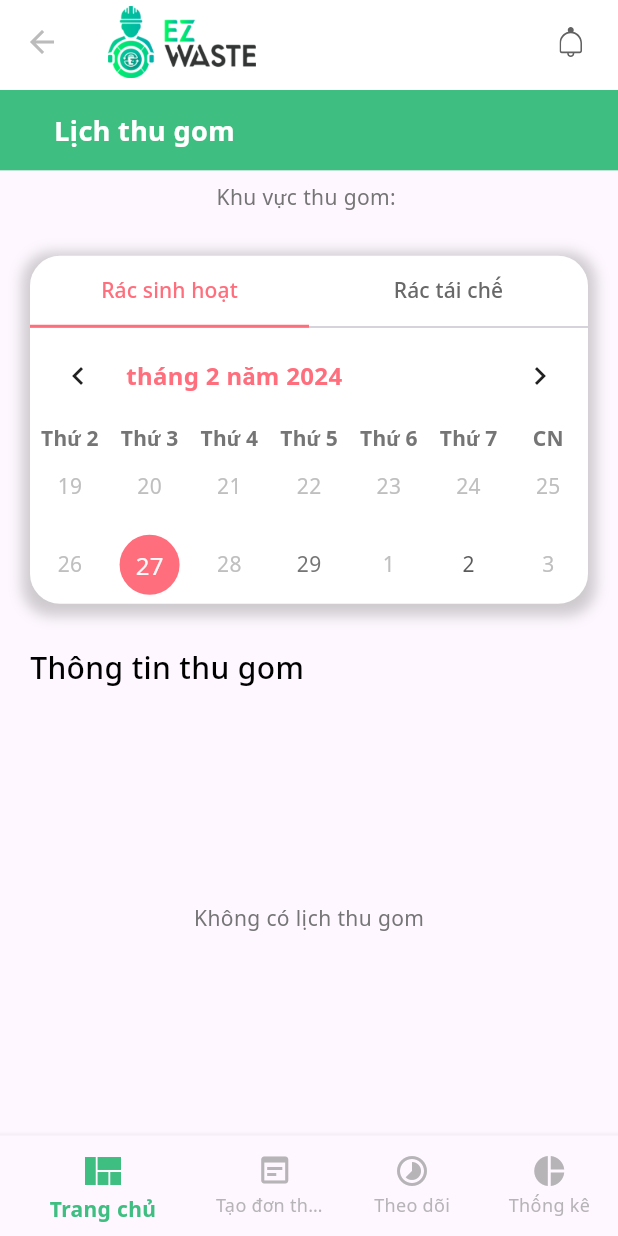
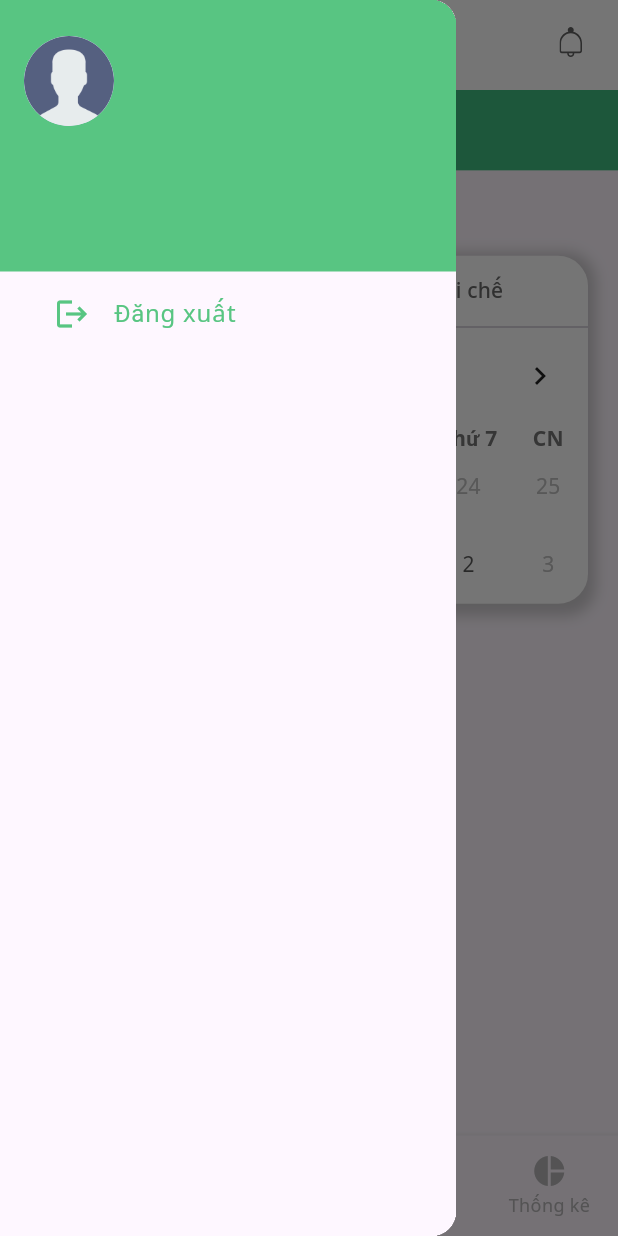
Before and after one commit to khanhhx251200/EzWaste_Partner, a Flutter app: the DashBoardScreen screen opened by its route, with the side drawer open (before the commit the screen has no drawer), on a phone screen of 412 x 824 dp. Run offline on Flutter 3.47's test engine with Material 3 defaults, Android fonts, the phone set to English and light mode, and no system bars; drawn by our look-alikes of table_calendar; our stand-ins replace dio, firebase_core, firebase_messaging, flutter_local_notifications, flutter_styled_toast, flutter_svg and 2 more; missing offline and left inert: number_inc_dec; accounts and stored records are empty; network calls fail.

Commit message:
add more color

```diff
--- a/lib/core/constants/size_constants.dart
+++ b/lib/core/constants/size_constants.dart
@@ -11,6 +11,8 @@ const double size16 = 16.0;
 const double size18 = 18.0;
 const double size20 = 20.0;
 const double size24 = 24.0;
+const double size26 = 26.0;
+const double size28 = 28.0;
 const double size32 = 32.0;
 const double size36 = 36.0;
 const headerHeight = 85.0;
--- a/lib/core/constants/url_constant.dart
+++ b/lib/core/constants/url_constant.dart
@@ -1,7 +1,7 @@
 class UrlConstant {
-  static const String LOCAL_BE = '192.168.1.16:8181';
+  static const String LOCAL_BE = '192.168.1.14:8181';
   static const String SERVER_BE = '210.245.96.229:18686';
-  static const String API_URL = 'http://${SERVER_BE}/api';
+  static const String API_URL = 'http://${LOCAL_BE}/api';
   static const String SIGN_IN = 'users/login';
   static const String GET_USER_INFO = 'users/getProfile';
   static const String REFRESH_TOKEN = 'users/refresh-token';
--- a/lib/core/rest_api/dio_interceptor.dart
+++ b/lib/core/rest_api/dio_interceptor.dart
@@ -1,4 +1,5 @@
 import 'package:app_shipper/screens/sign_in/sign_in_screen.dart';
+import 'package:app_shipper/services/share_preferences_service.dart';
 import 'package:dio/dio.dart';
 import 'package:flutter/material.dart';
 
@@ -25,6 +26,8 @@ class Logging extends Interceptor {
       'ERROR[${err.response?.statusCode}] => PATH: ${err.requestOptions.path}',
     );
     if (err.response?.statusCode == 403) {
+      PreferencesService preferencesService = PreferencesService();
+      preferencesService.logout();
       navigatorKey.currentState!.pushNamedAndRemoveUntil(
           SignInScreen.routeName, (Route<dynamic> route) => false);
     }
--- a/lib/main.dart
+++ b/lib/main.dart
@@ -60,7 +60,7 @@ class MyApp extends StatelessWidget {
   @override
   Widget build(BuildContext context) {
     return MaterialApp(
-      navigatorKey: navigatorKey,
+      // navigatorKey: navigatorKey,
       debugShowCheckedModeBanner: false,
       title: 'RecycleDriver',
       theme: theme(),
--- a/lib/screens/dashboard/activities/components/filter_activities.dart
+++ b/lib/screens/dashboard/activities/components/filter_activities.dart
@@ -28,7 +28,7 @@ class _FilterActivitiesState extends State<FilterActivities> {
             child: inputDateSearch()),
         const SizedBox(width: size8),
         DefaultButton(
-          text: 'Bộ lọc',
+          text: kFilter,
           color: kGreenColor,
           press: () async {
             final result = await Navigator.pushNamed(context, FilterCalendar.routeName);
--- a/lib/screens/dashboard/components/appbar_dashboard.dart
+++ b/lib/screens/dashboard/components/appbar_dashboard.dart
@@ -1,6 +1,9 @@
+import 'package:app_shipper/core/constants/color_constants.dart';
 import 'package:app_shipper/core/constants/size_constants.dart';
 import 'package:flutter/material.dart';
 import 'package:flutter_svg/flutter_svg.dart';
+
+import '../dashboard_screen.dart';
 class AppbarDashboard extends StatelessWidget {
   const AppbarDashboard({
     Key? key,
@@ -9,10 +12,16 @@ class AppbarDashboard extends StatelessWidget {
   @override
   Widget build(BuildContext context) {
     return AppBar(
-      // leading: IconButton(
-      //   onPressed: () {},
-      //   icon: Icon(Icons.menu),
-      // ),
+      leading: IconButton(
+        icon: const Icon(
+          Icons.menu,
+          color: kPrimaryLightColor,
+          size: 32,
+        ),
+        onPressed: () {
+          globalDashboardKey.currentState!.openDrawer();
+        },
+      ),
       centerTitle: false,
       title: Image.asset('assets/images/logo_app.png', height: 48),
       actions: [
--- a/lib/screens/dashboard/dashboard_screen.dart
+++ b/lib/screens/dashboard/dashboard_screen.dart
@@ -4,6 +4,7 @@ import 'package:app_shipper/screens/dashboard/activities/activities_page.dart';
 import 'package:app_shipper/screens/dashboard/create_order/create_order_page.dart';
 import 'package:app_shipper/screens/dashboard/home/home_page.dart';
 import 'package:app_shipper/screens/dashboard/tracking/tracking_page.dart';
+import 'package:app_shipper/screens/home/components/navigation_drawer_widget.dart';
 import 'package:flutter/material.dart';
 
 import 'components/appbar_dashboard.dart';
@@ -16,6 +17,7 @@ class DashBoardScreen extends StatefulWidget {
   @override
   State<DashBoardScreen> createState() => _DashBoardScreenState();
 }
+final globalDashboardKey = GlobalKey<ScaffoldState>();
 
 class _DashBoardScreenState extends State<DashBoardScreen> {
   final double heightAppBar = 60;
@@ -32,8 +34,8 @@ class _DashBoardScreenState extends State<DashBoardScreen> {
 
   @override
   void initState() {
+    super.initState();
     currentPage = pages[0];
-    super.initState();
   }
 
   onTapHandler(int index) {
@@ -47,6 +49,8 @@ class _DashBoardScreenState extends State<DashBoardScreen> {
   Widget build(BuildContext context) {
     Color colorUnselected = Colors.grey.withOpacity(0.75);
     return Scaffold(
+      key: globalDashboardKey,
+      drawer: const NavigationDrawerWidget(),
       appBar: PreferredSize(
           preferredSize: Size.fromHeight(heightAppBar),
           child: const AppbarDashboard()),
--- a/lib/screens/dashboard/home/components/list_booking.dart
+++ b/lib/screens/dashboard/home/components/list_booking.dart
@@ -30,7 +30,6 @@ class _ListBookingState extends State<ListBooking> {
 
   @override
   Widget build(BuildContext context) {
-    final _size = MediaQuery.of(context).size;
 
     return Consumer<HomePageProvider>(
       builder: (context, provider, child) => Column(
--- a/lib/screens/dashboard/home/home_page.dart
+++ b/lib/screens/dashboard/home/home_page.dart
@@ -23,10 +23,11 @@ class _HomePageState extends State<HomePage> {
     return Consumer<HomePageProvider>(
       builder: (context, value, child) {
         return Column(
+          crossAxisAlignment: CrossAxisAlignment.start,
           children: [
             const TitlePage(title: kCalendarBooking),
             Padding(
-              padding: const EdgeInsets.all(size8),
+              padding: const EdgeInsets.symmetric(horizontal: size20, vertical: size8),
               child: Text.rich(TextSpan(text: 'Khu vực thu gom: ', children: [
                 TextSpan(
                     text: context.read<AuthProvider>().userInfo!.tenKhuVuc,
--- a/lib/screens/home/components/navigation_drawer_widget.dart
+++ b/lib/screens/home/components/navigation_drawer_widget.dart
@@ -20,7 +20,6 @@ class NavigationDrawerWidget extends StatelessWidget {
 
     return Drawer(
       child: Material(
-        color: kPrimaryColor,
         child: ListView(
           children: [
             buildHeader(
@@ -60,8 +59,8 @@ class NavigationDrawerWidget extends StatelessWidget {
     required IconData icon,
     VoidCallback? onClicked,
   }) {
-    const color = Colors.white;
-    final hoverColor = Colors.white70;
+    const color = kPrimaryLightColor;
+    final hoverColor = kPrimaryLightColor.withOpacity(0.8);
 
     return ListTile(
       leading: Icon(icon, color: color),
@@ -97,25 +96,21 @@ class NavigationDrawerWidget extends StatelessWidget {
       InkWell(
         onTap: onClicked,
         child: Container(
-          padding: const EdgeInsets.symmetric(vertical: 40),
-          child: Row(
-            children: [
-              const SizedBox(width: 20),
-              CircleAvatar(radius: 30, backgroundImage: AssetImage(urlImage)),
-              const SizedBox(width: 20),
-              Column(
+          padding: const EdgeInsets.symmetric(vertical: size24, horizontal: size16),
+          color: kPrimaryLightColor,
+          child: Column(
             crossAxisAlignment: CrossAxisAlignment.start,
             children: [
+              CircleAvatar(radius: 30, backgroundImage: AssetImage(urlImage)),
+              const SizedBox(height: 20),
               Text(
                 name,
-                    style: const TextStyle(fontSize: 20, color: Colors.white),
+                style: const TextStyle(fontSize: 20, color: kWhiteColor, fontWeight: FontWeight.w700),
               ),
               const SizedBox(height: 4),
               Text(
                 phone,
-                    style: const TextStyle(fontSize: 14, color: Colors.white),
-                  ),
-                ],
+                style: const TextStyle(fontSize: 14, color: kWhiteColor),
               ),
             ],
           ),
--- a/lib/screens/home/home_screen.dart
+++ b/lib/screens/home/home_screen.dart
@@ -2,17 +2,14 @@ import 'package:app_shipper/core/auth_provider.dart';
 import 'package:app_shipper/core/constants/color_constants.dart';
 import 'package:app_shipper/core/constants/size_constants.dart';
 import 'package:app_shipper/core/model/login_response.dart';
-import 'package:app_shipper/screens/home/components/item_working.dart';
 import 'package:app_shipper/screens/home/components/list_complete.dart';
 import 'package:app_shipper/screens/home/components/list_order_organic.dart';
 import 'package:app_shipper/screens/home/components/list_order_plastic.dart';
-import 'package:app_shipper/screens/home/components/list_received.dart';
 import 'package:app_shipper/screens/home/components/list_worked.dart';
 import 'package:app_shipper/screens/home/components/navigation_drawer_widget.dart';
 import 'package:app_shipper/screens/home/provider/home_provider.dart';
 import 'package:app_shipper/size_config.dart';
 import 'package:flutter/material.dart';
-import 'package:flutter_switch/flutter_switch.dart';
 import 'package:provider/provider.dart';
 
 import 'components/list_next_dates.dart';
--- a/lib/screens/splash/splash_screen.dart
+++ b/lib/screens/splash/splash_screen.dart
@@ -24,10 +24,9 @@ class SplashScreen extends StatefulWidget {
 
 class _SplashScreenState extends State<SplashScreen>
     with SingleTickerProviderStateMixin {
-  bool _visible = false;
+  final bool _visible = false;
   late AnimationController animationController;
   Animation<double>? animation;
-  final _prefs = PreferencesService();
 
   startTime() async {
     Duration _duration = const Duration(seconds: 2);
@@ -38,7 +37,7 @@ class _SplashScreenState extends State<SplashScreen>
   void initState() {
     super.initState();
     animationController =
-        AnimationController(vsync: this, duration: Duration(seconds: 1));
+        AnimationController(vsync: this, duration: const Duration(seconds: 1));
     animation =
         CurvedAnimation(parent: animationController, curve: Curves.easeOut);
 
```
Also changed, not shown: lib/screens/dashboard/home/provider/home_page_provider.dart (+1 -6 lines), lib/screens/dashboard/tracking/components/filter_bottom_sheet.dart (+8 -8 lines), lib/screens/dashboard/tracking/components/item_tracking.dart (+13 -18 lines). Lines whose indentation alone changed are shown as unchanged.
